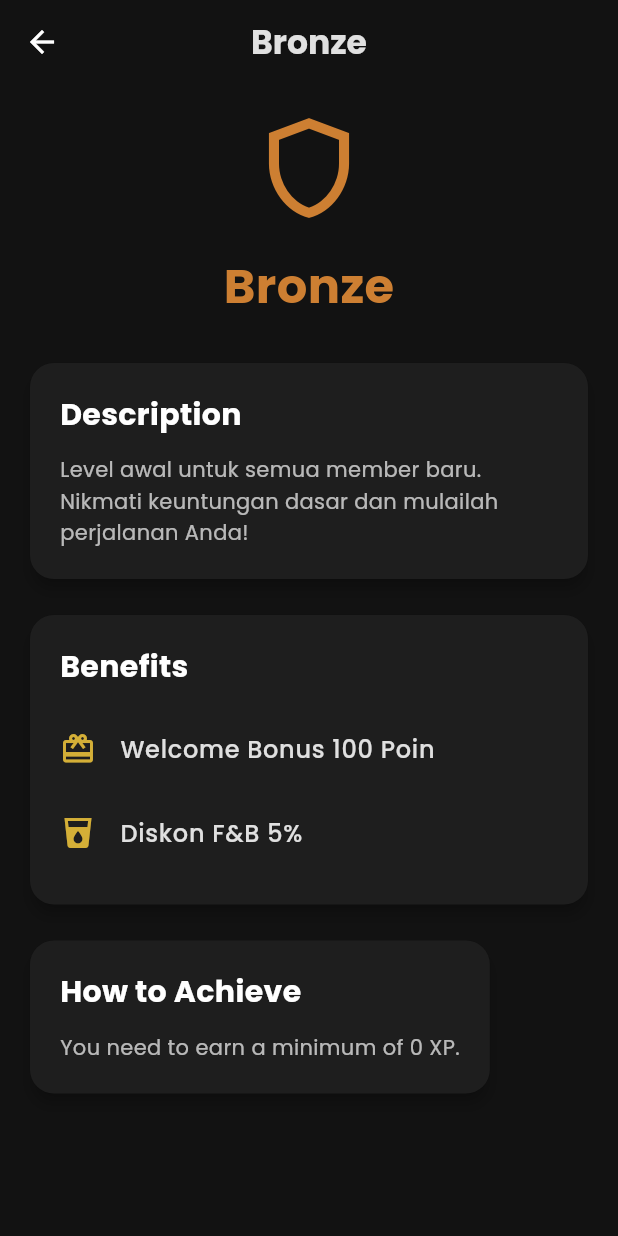
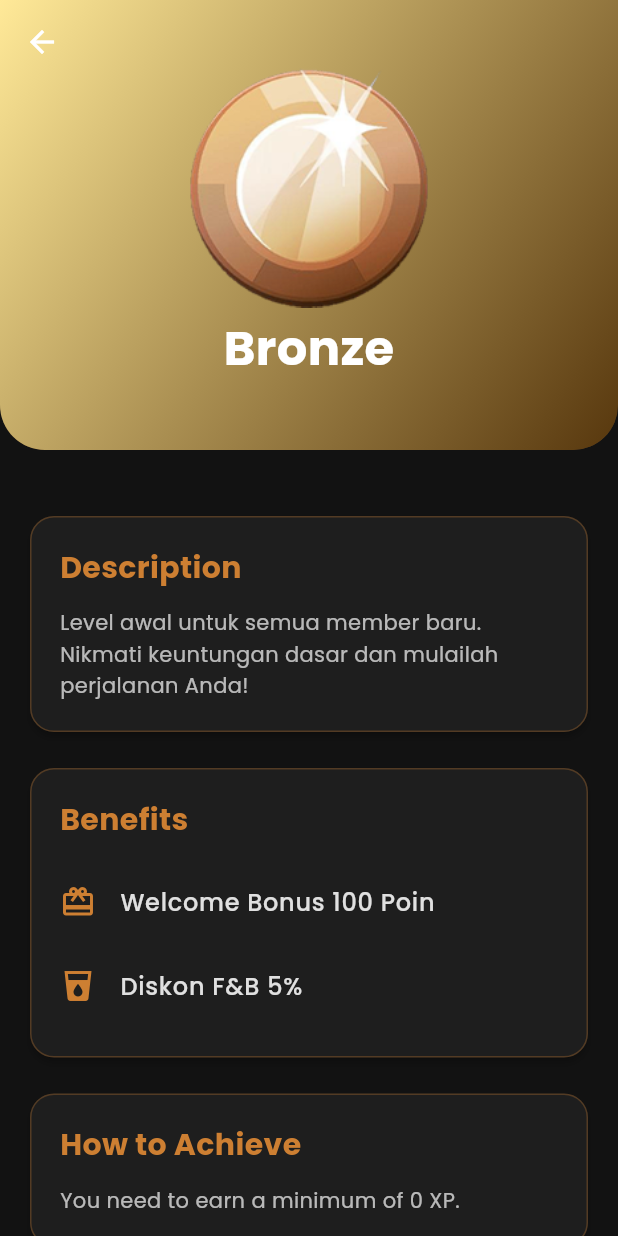
Before and after one commit to aryaravapradana/mobproguts, a Flutter app: the MembershipDetailPage screen opened directly with sample values from the repository, after a tap on "Bronze", on a phone screen of 412 x 824 dp. Run offline on Flutter 3.47's test engine with Material 3 defaults, Android fonts, the phone set to English and light mode, and no system bars; drawn by our look-alikes of flutter_animate; our stand-ins replace carousel_slider, fl_chart, font_awesome_flutter, google_fonts, qr_flutter; missing offline and left inert: mobile_scanner; accounts and stored records are empty.

Commit message:
Memodifikasi tampilan membership card, tier info page, account, dan menambahkan logo baru untuk tiap tier

```diff
--- a/lib/data/membership_data.dart
+++ b/lib/data/membership_data.dart
@@ -8,6 +8,7 @@
     name: 'Bronze',
     minXp: 0,
     icon: Icons.shield_outlined,
+    imagePath: 'lib/assets/tier_logos/bronze.png',
     color: AppColors.bronze,
     perks: [
       Perk(name: "Welcome Bonus 100 Poin", icon: Icons.card_giftcard),
@@ -19,6 +20,7 @@
     name: 'Silver',
     minXp: 300,
     icon: Icons.star_border,
+    imagePath: 'lib/assets/tier_logos/silver.png',
     color: AppColors.silver,
     perks: [
       Perk(name: "Cashback 3% per transaksi", icon: Icons.replay_circle_filled_outlined),
@@ -31,6 +33,7 @@
     name: 'Gold',
     minXp: 800,
     icon: Icons.star,
+    imagePath: 'lib/assets/tier_logos/gold.png',
     color: AppColors.gold,
     perks: [
       Perk(name: "Cashback 5% per transaksi", icon: Icons.replay_circle_filled_outlined),
@@ -44,6 +47,7 @@
     name: 'Platinum',
     minXp: 1100,
     icon: Icons.verified_outlined,
+    imagePath: 'lib/assets/tier_logos/platinum.png',
     color: AppColors.platinum,
     perks: [
       Perk(name: "Cashback 7% per transaksi", icon: Icons.replay_circle_filled_outlined),
@@ -57,6 +61,7 @@
     name: 'Diamond',
     minXp: 1500,
     icon: Icons.diamond_outlined,
+    imagePath: 'lib/assets/tier_logos/diamond.png',
     color: AppColors.diamond,
     perks: [
       Perk(name: "Cashback 10% per transaksi", icon: Icons.replay_circle_filled_outlined),
--- a/lib/data/user_data.dart
+++ b/lib/data/user_data.dart
@@ -65,7 +65,7 @@
     phone: "081234567894",
     poin: 1200000,
     spending: 3000000,
-    xp: 8621.0,
+    xp: 5666.0,
     qrCode: "qr_test_user",
   ),
 ];
--- a/lib/helpers/tier_style.dart
+++ b/lib/helpers/tier_style.dart
@@ -45,11 +45,13 @@
 Color getTextColorForTier(String level) {
   switch (level) {
     case 'Bronze':
-      return const Color(0xFFffe998);
+      return Colors.white;
     case 'Silver':
       return AppColors.darkGrey;
     case 'Gold':
       return const Color(0xFF57370d);
+    case 'Platinum':
+      return AppColors.darkGrey;
     case 'Diamond':
       return Colors.white;
     default:
@@ -65,6 +67,8 @@
       return const Color(0xFFd6d6d6);
     case 'Gold':
       return const Color(0xFFffd700);
+    case 'Platinum':
+      return AppColors.platinum;
     case 'Diamond':
       return const Color(0xFF81d4fa);
     default:
--- a/lib/models/membership_tier.dart
+++ b/lib/models/membership_tier.dart
@@ -11,6 +11,7 @@
   final String name;
   final int minXp;
   final IconData icon;
+  final String? imagePath; // Added imagePath
   final Color color;
   final List<Perk> perks;
   final String description;
@@ -19,6 +20,7 @@
     required this.name,
     required this.minXp,
     required this.icon,
+    this.imagePath, // Added imagePath
     required this.color,
     required this.perks,
     required this.description,
--- a/lib/screens/account_page.dart
+++ b/lib/screens/account_page.dart
@@ -1,5 +1,6 @@
 import 'package:flutter/material.dart';
 import 'package:project_midterms/auth/login_page.dart';
+import 'package:project_midterms/data/membership_data.dart';
 import 'package:project_midterms/models/user.dart';
 import 'package:project_midterms/screens/member_page.dart';
 import 'package:project_midterms/screens/membership_detail_page.dart';
@@ -48,6 +49,7 @@
   }
 
   Widget _buildProfileHeader() {
+    final tier = tiers.firstWhere((t) => t.name == widget.user.level);
     return GestureDetector(
       onTap: () {
         Navigator.push(
@@ -102,7 +104,13 @@
                   ],
                 ),
               ),
-              const Icon(Icons.chevron_right, color: Colors.white, size: 28),
+              Row(
+                children: [
+                  Image.asset(tier.imagePath!, width: 40, height: 40),
+                  const SizedBox(width: 12),
+                  const Icon(Icons.chevron_right, color: Colors.white, size: 28),
+                ],
+              ),
             ],
           ),
         ),
--- a/lib/screens/member_page.dart
+++ b/lib/screens/member_page.dart
@@ -1,4 +1,5 @@
 import 'package:flutter/material.dart';
+import 'package:project_midterms/data/membership_data.dart';
 import 'package:project_midterms/models/user.dart';
 
 import 'package:google_fonts/google_fonts.dart';
@@ -119,7 +120,7 @@
   }
 
   Widget _buildFrontContent() {
-    final tierColor = getTextColorForTier(widget.user.level);
+    final tier = tiers.firstWhere((t) => t.name == widget.user.level);
     final cardGradient = getGradientForTier(widget.user.level);
 
     return ClipRRect(
@@ -141,26 +142,25 @@
               ),
             ),
           ),
-          // Layer 3: The actual content
+          // Layer 3: The tier logo in the center
+          Align(
+            alignment: const Alignment(0.0, -0.2),
+            child: Image.asset(tier.imagePath!, width: 200, height: 200),
+          ),
+          // Layer 4: The actual content
           Padding(
             padding: const EdgeInsets.all(24.0),
             child: Column(
               crossAxisAlignment: CrossAxisAlignment.start,
-              children: [
-                Row(
-                  mainAxisAlignment: MainAxisAlignment.spaceBetween,
               children: [
                 Text(
                   widget.user.level.toUpperCase(),
                   style: GoogleFonts.poppins(
                     fontSize: 20,
                     fontWeight: FontWeight.bold,
-                        color: tierColor,
+                    color: Colors.white,
                     letterSpacing: 2,
                   ),
-                    ),
-                    Icon(Icons.star, color: tierColor, size: 28),
-                  ],
                 ),
                 const Spacer(),
                 Text(
--- a/lib/screens/membership_detail_page.dart
+++ b/lib/screens/membership_detail_page.dart
@@ -85,7 +85,7 @@
           padding: const EdgeInsets.all(20.0),
           child: Column(
             children: [
-              FaIcon(getFaIconForTier(_currentTier.name), color: getTextColorForTier(_currentTier.name), size: 50),
+              Image.asset(_currentTier.imagePath!, width: 50, height: 50),
               const SizedBox(height: 12),
               Text(
                 _currentTier.name,
@@ -150,7 +150,7 @@
                   width: barWidth * _progress,
                   decoration: BoxDecoration(
                     borderRadius: BorderRadius.circular(10),
-                                        color: isHighestTier ? glowColor : Colors.white.withAlpha((255 * 0.8).round()),
+                                        color: isHighestTier ? Colors.white : Colors.white.withAlpha((255 * 0.8).round()),
                   ),
                 ),
                 // The glowing indicator
@@ -285,7 +285,7 @@
         child: Column(
           mainAxisAlignment: MainAxisAlignment.center,
           children: [
-            Icon(tier.icon, color: tier.color, size: 30),
+            Image.asset(tier.imagePath!, width: 30, height: 30),
             const SizedBox(height: 8),
             Text(tier.name, style: GoogleFonts.poppins(fontSize: 14, fontWeight: FontWeight.bold)),
             Text('${f.format(tier.minXp)} XP', style: TextStyle(fontSize: 12, color: AppColors.onSurface.withAlpha(179))),
--- a/lib/screens/tier_info_page.dart
+++ b/lib/screens/tier_info_page.dart
@@ -3,6 +3,7 @@
 import 'package:project_midterms/colors.dart';
 import 'package:project_midterms/models/membership_tier.dart';
 import 'package:flutter_animate/flutter_animate.dart';
+import 'package:project_midterms/helpers/tier_style.dart';
 
 class TierInfoPage extends StatelessWidget {
   final MembershipTier tier;
@@ -12,15 +13,56 @@
   @override
   Widget build(BuildContext context) {
     return Scaffold(
-      appBar: AppBar(
-        title: Text(tier.name, style: GoogleFonts.poppins(fontWeight: FontWeight.bold)),
+      backgroundColor: AppColors.background,
+      body: CustomScrollView(
+        slivers: [
+          SliverAppBar(
+            expandedHeight: 300.0,
+            backgroundColor: Colors.transparent,
+            elevation: 0,
+            pinned: true,
+            flexibleSpace: FlexibleSpaceBar(
+              background: ClipRRect(
+                borderRadius: const BorderRadius.only(
+                  bottomLeft: Radius.circular(30),
+                  bottomRight: Radius.circular(30),
                 ),
-      body: SingleChildScrollView(
+                child: Container(
+                  decoration: BoxDecoration(
+                    gradient: getGradientForTier(tier.name),
+                    boxShadow: [
+                      BoxShadow(
+                        color: tier.color.withOpacity(0.4),
+                        blurRadius: 10,
+                        offset: const Offset(0, 5),
+                      )
+                    ]
+                  ),
+                  child: Column(
+                    mainAxisAlignment: MainAxisAlignment.center,
+                    children: [
+                      Image.asset(tier.imagePath!, width: 160, height: 160),
+                      const SizedBox(height: 4),
+                      Text(
+                        tier.name,
+                        style: GoogleFonts.poppins(
+                          fontSize: 32,
+                          fontWeight: FontWeight.bold,
+                          color: Colors.white,
+                        ),
+                      ),
+                    ],
+                  ),
+                ),
+              ),
+            ),
+          ),
+          SliverToBoxAdapter(
+            child: Padding(
               padding: const EdgeInsets.all(16.0),
               child: Column(
-          crossAxisAlignment: CrossAxisAlignment.start,
+                crossAxisAlignment: CrossAxisAlignment.stretch,
                 children: [
-            _buildHeader(),
                   const SizedBox(height: 24),
                   _buildSectionCard(
                     title: 'Description',
@@ -34,7 +76,7 @@
                     title: 'Benefits',
                     child: Column(
                       children: tier.perks.map((perk) => ListTile(
-                  leading: Icon(perk.icon, color: AppColors.primary),
+                        leading: Icon(perk.icon, color: tier.color),
                         title: Text(perk.name, style: GoogleFonts.poppins(fontWeight: FontWeight.w500)),
                         contentPadding: EdgeInsets.zero,
                       )).toList(),
@@ -49,32 +91,21 @@
                     ),
                   ),
                 ],
-        ).animate().fadeIn(duration: 500.ms),
               ),
-    );
-  }
-
-  Widget _buildHeader() {
-    return Center(
-      child: Column(
-        children: [
-          Icon(tier.icon, color: tier.color, size: 80),
-          const SizedBox(height: 16),
-          Text(
-            tier.name,
-            style: GoogleFonts.poppins(
-              fontSize: 32,
-              fontWeight: FontWeight.bold,
-              color: tier.color,
             ),
           ),
         ],
-      ),
+      ).animate().fadeIn(duration: 500.ms),
     );
   }
 
   Widget _buildSectionCard({required String title, required Widget child}) {
     return Card(
+      elevation: 2,
+      shape: RoundedRectangleBorder(
+        borderRadius: BorderRadius.circular(16),
+        side: BorderSide(color: tier.color.withOpacity(0.3), width: 1),
+      ),
       child: Padding(
         padding: const EdgeInsets.all(20.0),
         child: Column(
@@ -82,7 +113,7 @@
           children: [
             Text(
               title,
-              style: GoogleFonts.poppins(fontSize: 20, fontWeight: FontWeight.bold, color: AppColors.onBackground),
+              style: GoogleFonts.poppins(fontSize: 20, fontWeight: FontWeight.bold, color: tier.color),
             ),
             const SizedBox(height: 12),
             child,
--- a/pubspec.yaml
+++ b/pubspec.yaml
@@ -77,6 +77,7 @@
     - lib/assets/voucher_images/service/
     - lib/assets/voucher_images/others/
     - lib/assets/voucher_images/electronics/
+    - lib/assets/tier_logos/
 
   # An image asset can refer to one or more resolution-specific "variants", see
   # https://flutter.dev/to/resolution-aware-images
```
Also changed, not shown: lib/assets/tier_logos/bronze.png (added), lib/assets/tier_logos/diamond.png (added), lib/assets/tier_logos/gold.png (added), lib/assets/tier_logos/platinum.png (added), lib/assets/tier_logos/silver.png (added). Lines whose indentation alone changed are shown as unchanged.
